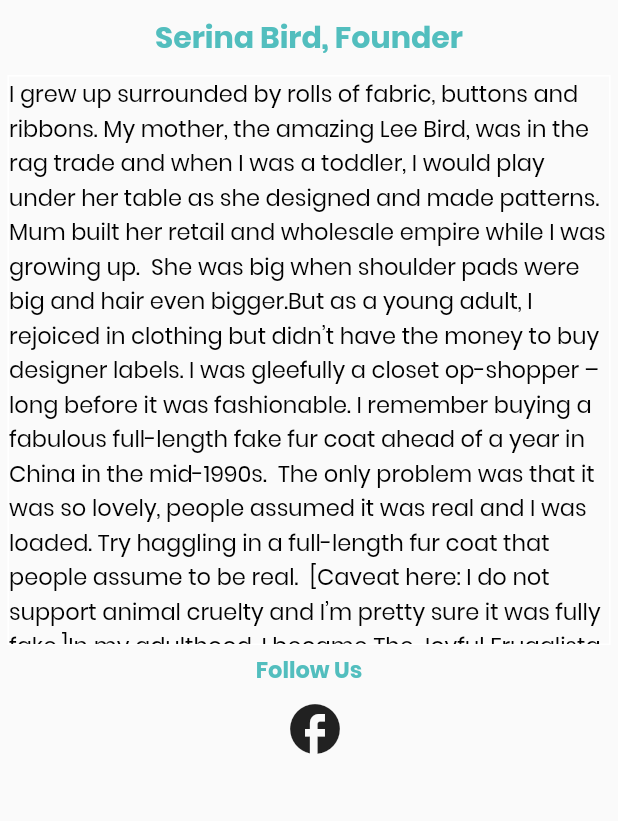
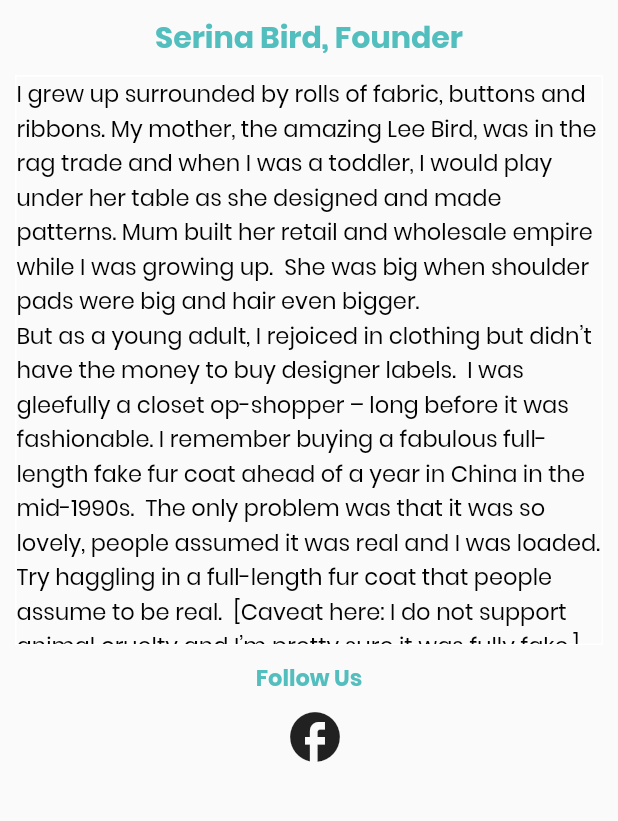
Before and after one commit to aredpig/joyfulfashionista, a Flutter app: the screen it shows after launch, on a phone screen of 412 x 824 dp, the part 249-1070 px from its top. Run offline on Flutter 3.47's test engine with Material 2 defaults, Android fonts, the phone set to English and light mode, and no system bars; our stand-ins replace carousel_slider, dio, flutter_html, shared_preferences; accounts and stored records are empty; statements that could not run were skipped.

Commit message:
Adding managemyaccount and aboutme page

```diff
--- a/joyfulfashionista/lib/Page14-20/aboutme.dart
+++ b/joyfulfashionista/lib/Page14-20/aboutme.dart
@@ -53,9 +53,8 @@ class AboutMeState extends State<AboutMe>{
                     color: Color(0xff52bebe))
             ),
           ),
-          Padding(padding: EdgeInsets.only(top: 5.0)),
           Container(
-            margin: const EdgeInsets.all(5.0),
+            margin: const EdgeInsets.all(10.0),
             height: 380.0,
             decoration: BoxDecoration(border: Border.all(
               color: Colors.white,
@@ -65,39 +64,43 @@ class AboutMeState extends State<AboutMe>{
               child: SingleChildScrollView(
                 // for Vertical scrolling
                 scrollDirection: Axis.vertical,
-                child: Text(
-                  "I grew up surrounded by rolls of fabric, buttons and ribbons. My mother, "
-                      "the amazing Lee Bird, was in the rag trade and when I was a toddler, "
-                      "I would play under her table as she designed and made patterns. "
-                      "Mum built her retail and wholesale empire while I was growing up.  "
-                      "She was big when shoulder pads were big and hair even bigger."
-                      "But as a young adult, I rejoiced in clothing but didn’t have the money to buy designer labels. "
-                      "I was gleefully a closet op-shopper – long before it was fashionable. "
-                      "I remember buying a fabulous full-length fake fur coat ahead of a year in China in the mid-1990s.  "
-                      "The only problem was that it was so lovely, people assumed it was real and I was loaded. "
-                      "Try haggling in a full-length fur coat that people assume to be real.  [Caveat here: "
-                      "I do not support animal cruelty and I’m pretty sure it was fully fake.]"
-                      "In my adulthood, I became The Joyful Frugalista.  I’m still pretty frugal, and I’ve even taken frugal fashion to a new level.  "
-                      "It’s evolved beyond occasional op-shopping to embarrassing second-hand as a way of life.  Second-hand, opped, free-loved or even vintage – "
-                      "it’s all a fabulous way to practice sustainability and embrace your unique style (aka quirkiness)."
-                      "In October 2020, I held a clothes swap party for my birthday. After the event, I had bags of clothing. "
-                      "I donated most to my Zonta Club and op shops. But as I was writing an article about selling second-hand clothing for "
-                      "The Daily Telegraph (and associated titles), I decided to see if I could sell some of my clothing second hand.  "
-                      "I found that there wasn’t a community that resonated with me.I wanted somewhere to go that was vibrant, "
-                      "fun and more about style than about having a perfect body. I wanted to buy classic items that I could wear "
-                      "with pride at a job interview. Or at a black-tie ball.  And I wanted it to be a bit like the treasure-seeking "
-                      "fun of being in an op shop, but accessible on my phone or computer. Because sometimes, my life is busy and "
-                      "I don’t have much time to get on my bike or in my car and head to a shop.So I created The Joyful Fashionista. "
-                      "It’s my baby. It’s my joy.  I hope you love it as much as I do.I am grateful for the support of YWCA Canberra "
-                      "and the Canberra Innovation Network, who provided me with grant funding that has been instrumental in bringing "
-                      "this concept to life.I also wish to acknowledge and support the Zonta Club of Canberra Breakfast. You will see "
-                      "items here on sale to aid their charity. They do amazing things to support women and children, especially in the"
-                      "9 Canberra community, and I am thrilled to be supporting them.",
-                  style: TextStyle(
-                    color: Colors.black,
-                    fontSize: 15.0, // test size
-                  ),
-                ),
+                child: Column(
+                  children: [
+                    Text("I grew up surrounded by rolls of fabric, buttons and ribbons. My mother, the amazing Lee Bird, "
+                        "was in the rag trade and when I was a toddler, I would play under her table as she designed and made "
+                        "patterns. Mum built her retail and wholesale empire while I was growing up.  She was big when shoulder"
+                        " pads were big and hair even bigger.",style: TextStyle(color: Colors.black, fontSize: 15.0)),
+                    Text("But as a young adult, I rejoiced in clothing but didn’t have the money to buy designer labels.  "
+                        "I was gleefully a closet op-shopper – long before it was fashionable. I remember buying a fabulous "
+                        "full-length fake fur coat ahead of a year in China in the mid-1990s.  The only problem was that it"
+                        " was so lovely, people assumed it was real and I was loaded. Try haggling in a full-length fur coat "
+                        "that people assume to be real.  [Caveat here: I do not support animal cruelty and I’m pretty sure "
+                        "it was fully fake.]",style: TextStyle(color: Colors.black, fontSize: 15.0)),
+                    Text("In my adulthood, I became The Joyful Frugalista.  I’m still pretty frugal, and I’ve even taken "
+                        "frugal fashion to a new level.  It’s evolved beyond occasional op-shopping to embarrassing second-hand "
+                        "as a way of life.  Second-hand, opped, free-loved or even vintage – it’s all a fabulous way to practice "
+                        "sustainability and embrace your unique style (aka quirkiness).",style: TextStyle(color: Colors.black, fontSize: 15.0)),
+                    Text("In October 2020, I held a clothes swap party for my birthday. After the event, I had bags of "
+                        "clothing. I donated most to my Zonta Club and op shops. But as I was writing an article about "
+                        "selling second-hand clothing for The Daily Telegraph (and associated titles), I decided to see "
+                        "if I could sell some of my clothing second hand.  I found that there wasn’t a community that "
+                        "resonated with me. ",style: TextStyle(color: Colors.black, fontSize: 15.0)),
+                    Text("I wanted somewhere to go that was vibrant, fun and more about style than about having a "
+                        "perfect body. I wanted to buy classic items that I could wear with pride at a job interview. "
+                        "Or at a black-tie ball.  And I wanted it to be a bit like the treasure-seeking fun of being "
+                        "in an op shop, but accessible on my phone or computer. Because sometimes, my life is busy and "
+                        "I don’t have much time to get on my bike or in my car and head to a shop.",style: TextStyle(color: Colors.black, fontSize: 15.0)),
+                    Text("So I created The Joyful Fashionista. It’s my baby. It’s my joy.  I hope you love it as much "
+                        "as I do.",style: TextStyle(color: Colors.black, fontSize: 15.0)),
+                    Text("I am grateful for the support of YWCA Canberra and the Canberra Innovation Network, who "
+                        "provided me with grant funding that has been instrumental in bringing this concept to life."
+                        ,style: TextStyle(color: Colors.black, fontSize: 15.0)),
+                    Text("I also wish to acknowledge and support the Zonta Club of Canberra Breakfast. You will see "
+                        "items here on sale to aid their charity. They do amazing things to support women and children, "
+                        "especially in the Canberra community, and I am thrilled to be supporting them.",
+                        style: TextStyle(color: Colors.black, fontSize: 15.0)),
+                  ],
+                )
               ),
             ),
           ),
```
